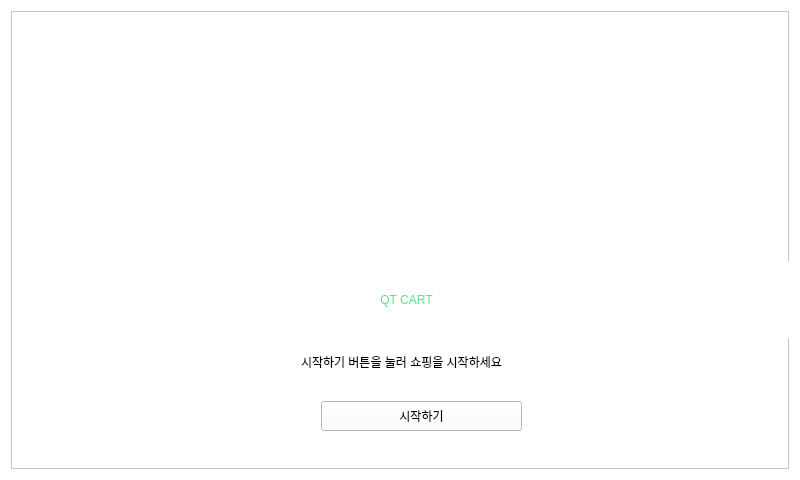
Old version of the form QT-Main/pagewelcome.ui in the repository seojeong1220/QT-CART.
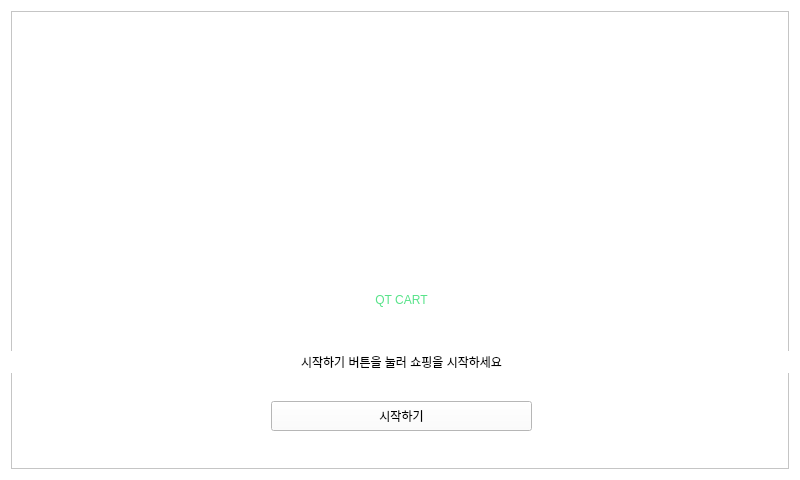
New version of the form.

What changed in the file:
```diff
--- a/QT-Main/pagewelcome.ui
+++ b/QT-Main/pagewelcome.ui
@@ -39,9 +39,9 @@
      <widget class="QLabel" name="start_text">
       <property name="geometry">
        <rect>
-        <x>290</x>
+        <x>0</x>
         <y>340</y>
-        <width>249</width>
+        <width>781</width>
         <height>22</height>
        </rect>
       </property>
@@ -52,6 +52,9 @@
       <property name="text">
        <string>시작하기 버튼을 눌러 쇼핑을 시작하세요</string>
       </property>
+      <property name="alignment">
+       <set>Qt::AlignmentFlag::AlignCenter</set>
+      </property>
      </widget>
      <widget class="QWidget" name="start_image" native="true">
       <property name="geometry">
@@ -101,7 +104,7 @@
      <widget class="QLabel" name="qtcart_text">
       <property name="geometry">
        <rect>
-        <x>10</x>
+        <x>5</x>
         <y>250</y>
         <width>771</width>
         <height>77</height>
@@ -126,9 +129,9 @@
      <widget class="QPushButton" name="start_button">
       <property name="geometry">
        <rect>
-        <x>310</x>
+        <x>260</x>
         <y>390</y>
-        <width>201</width>
+        <width>261</width>
         <height>30</height>
        </rect>
       </property>
```
